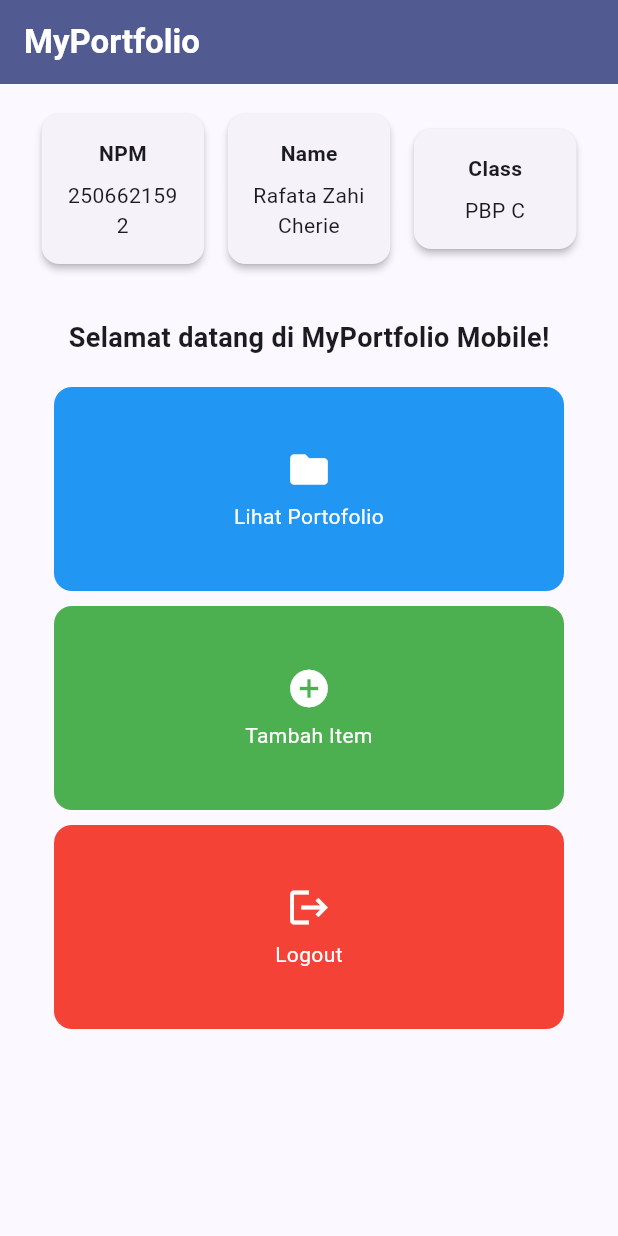
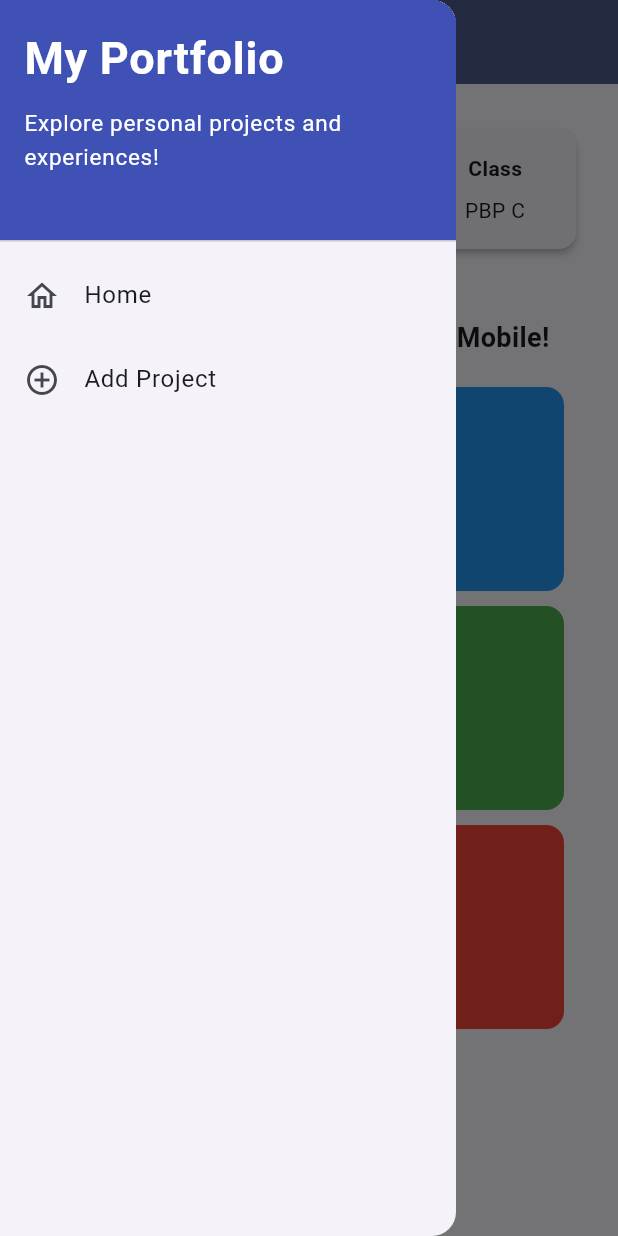
Before and after one commit to rafatacherie/myportofolio_mobile, a Flutter app: the screen it shows after launch, with the side drawer open (before the commit the screen has no drawer), on a phone screen of 412 x 824 dp. Run offline on Flutter 3.47's test engine with Material 3 defaults, Android fonts, the phone set to English and light mode, and no system bars; our stand-ins replace material_ui.

Commit message:
Tutorial 09: Flutter Navigation, Layouts, Forms, and Input Elements

```diff
--- a/lib/main.dart
+++ b/lib/main.dart
@@ -1,5 +1,5 @@
-import 'package:flutter/material.dart';
-import 'package:myportofolio_mobile/menu.dart';
+import 'package:material_ui/material_ui.dart';
+import 'package:myportofolio_mobile/screens/menu.dart';
 
 void main() {
   runApp(const MyApp());
--- a/lib/menu.dart
+++ b/lib/screens/menu.dart
@@ -1,4 +1,6 @@
-import 'package:flutter/material.dart';
+import 'package:material_ui/material_ui.dart';
+import 'package:myportofolio_mobile/widgets/left_drawer.dart';
+import 'package:myportofolio_mobile/widgets/project_card.dart';
 
 // Model data satu tombol menu: nama, ikon, dan warna latar kartu.
 class ItemHomepage {
@@ -20,7 +22,7 @@ class MyHomePage extends StatelessWidget {
   // Tiga tombol aksi dengan warna berbeda.
   final List<ItemHomepage> items = [
     ItemHomepage("Lihat Portofolio", Icons.folder, Colors.blue),
-    ItemHomepage("Tambah Item", Icons.add_circle, Colors.green),
+    ItemHomepage("Tambah Proyek", Icons.add_circle, Colors.green),
     ItemHomepage("Logout", Icons.logout, Colors.red),
   ];
 
@@ -38,7 +40,11 @@ class MyHomePage extends StatelessWidget {
           ),
         ),
         backgroundColor: Theme.of(context).colorScheme.primary,
+        // Ikon drawer (hamburger) dibuat putih agar terlihat di atas AppBar.
+        iconTheme: const IconThemeData(color: Colors.white),
       ),
+      // Drawer menu untuk berpindah antarhalaman.
+      drawer: const LeftDrawer(),
       // SingleChildScrollView mencegah overflow saat jendela lebar/pendek.
       body: SingleChildScrollView(
         child: Padding(
@@ -142,52 +148,3 @@ class InfoCard extends StatelessWidget {
     );
   }
 }
-
-// Widget reusable: kartu tombol aksi dengan efek sentuh dan SnackBar.
-class ItemCard extends StatelessWidget {
-  final ItemHomepage item;
-
-  const ItemCard(this.item, {super.key});
-
-  @override
-  Widget build(BuildContext context) {
-    return Material(
-      // Warna diambil dari item, jadi tiap tombol punya warna berbeda.
-      color: item.color,
-      borderRadius: BorderRadius.circular(12),
-      child: InkWell(
-        // Aksi saat kartu ditekan.
-        onTap: () {
-          ScaffoldMessenger.of(context)
-            ..hideCurrentSnackBar()
-            ..showSnackBar(
-              SnackBar(
-                content: Text("Kamu telah menekan tombol ${item.name}!"),
-              ),
-            );
-        },
-        child: Container(
-          padding: const EdgeInsets.all(8),
-          child: Center(
-            child: Column(
-              mainAxisAlignment: MainAxisAlignment.center,
-              children: [
-                Icon(
-                  item.icon,
-                  color: Colors.white,
-                  size: 30.0,
-                ),
-                const Padding(padding: EdgeInsets.all(3)),
-                Text(
-                  item.name,
-                  textAlign: TextAlign.center,
-                  style: const TextStyle(color: Colors.white),
-                ),
-              ],
-            ),
-          ),
-        ),
-      ),
-    );
-  }
-}
--- /dev/null
+++ b/lib/widgets/left_drawer.dart
@@ -0,0 +1,70 @@
+import 'package:material_ui/material_ui.dart';
+import 'package:myportofolio_mobile/screens/menu.dart';
+import 'package:myportofolio_mobile/screens/project_form.dart';
+
+class LeftDrawer extends StatelessWidget {
+  const LeftDrawer({super.key});
+
+  @override
+  Widget build(BuildContext context) {
+    return Drawer(
+      child: ListView(
+        children: [
+          // Header drawer: judul dan deskripsi singkat aplikasi.
+          const DrawerHeader(
+            decoration: BoxDecoration(
+              color: Colors.indigo,
+            ),
+            child: Column(
+              crossAxisAlignment: CrossAxisAlignment.start,
+              children: [
+                Text(
+                  'My Portfolio',
+                  style: TextStyle(
+                    fontSize: 30,
+                    fontWeight: FontWeight.bold,
+                    color: Colors.white,
+                  ),
+                ),
+                SizedBox(height: 10),
+                Text(
+                  'Explore personal projects and experiences!',
+                  style: TextStyle(
+                    fontSize: 15,
+                    color: Colors.white,
+                  ),
+                ),
+              ],
+            ),
+          ),
+          // Navigasi ke halaman utama portofolio.
+          ListTile(
+            leading: const Icon(Icons.home_outlined),
+            title: const Text('Home'),
+            onTap: () {
+              Navigator.pushReplacement(
+                context,
+                MaterialPageRoute(
+                  builder: (context) => MyHomePage(),
+                ),
+              );
+            },
+          ),
+          // Navigasi ke halaman tambah proyek.
+          ListTile(
+            leading: const Icon(Icons.add_circle_outline),
+            title: const Text('Add Project'),
+            onTap: () {
+              Navigator.pushReplacement(
+                context,
+                MaterialPageRoute(
+                  builder: (context) => const ProjectFormPage(),
+                ),
+              );
+            },
+          ),
+        ],
+      ),
+    );
+  }
+}
--- /dev/null
+++ b/lib/widgets/project_card.dart
@@ -0,0 +1,62 @@
+import 'package:material_ui/material_ui.dart';
+import 'package:myportofolio_mobile/screens/menu.dart';
+import 'package:myportofolio_mobile/screens/project_form.dart';
+
+// Widget reusable: kartu tombol aksi dengan efek sentuh dan SnackBar.
+class ItemCard extends StatelessWidget {
+  final ItemHomepage item;
+
+  const ItemCard(this.item, {super.key});
+
+  @override
+  Widget build(BuildContext context) {
+    return Material(
+      // Warna diambil dari item, jadi tiap tombol punya warna berbeda.
+      color: item.color,
+      borderRadius: BorderRadius.circular(12),
+      child: InkWell(
+        // Aksi saat kartu ditekan.
+        onTap: () {
+          ScaffoldMessenger.of(context)
+            ..hideCurrentSnackBar()
+            ..showSnackBar(
+              SnackBar(
+                content: Text("Kamu telah menekan tombol ${item.name}!"),
+              ),
+            );
+
+          // Navigasi ke halaman yang sesuai.
+          if (item.name == "Tambah Proyek") {
+            Navigator.push(
+              context,
+              MaterialPageRoute(
+                builder: (context) => const ProjectFormPage(),
+              ),
+            );
+          }
+        },
+        child: Container(
+          padding: const EdgeInsets.all(8),
+          child: Center(
+            child: Column(
+              mainAxisAlignment: MainAxisAlignment.center,
+              children: [
+                Icon(
+                  item.icon,
+                  color: Colors.white,
+                  size: 30.0,
+                ),
+                const Padding(padding: EdgeInsets.all(3)),
+                Text(
+                  item.name,
+                  textAlign: TextAlign.center,
+                  style: const TextStyle(color: Colors.white),
+                ),
+              ],
+            ),
+          ),
+        ),
+      ),
+    );
+  }
+}
--- a/pubspec.yaml
+++ b/pubspec.yaml
@@ -34,6 +34,7 @@ dependencies:
   # The following adds the Cupertino Icons font to your application.
   # Use with the CupertinoIcons class for iOS style icons.
   cupertino_icons: ^1.0.8
+  material_ui: ^1.11.0
 
 dev_dependencies:
   flutter_test:
```
Also changed, not shown: lib/screens/project_form.dart (added, +226 -0 lines), pubspec.lock, 1 other file.
